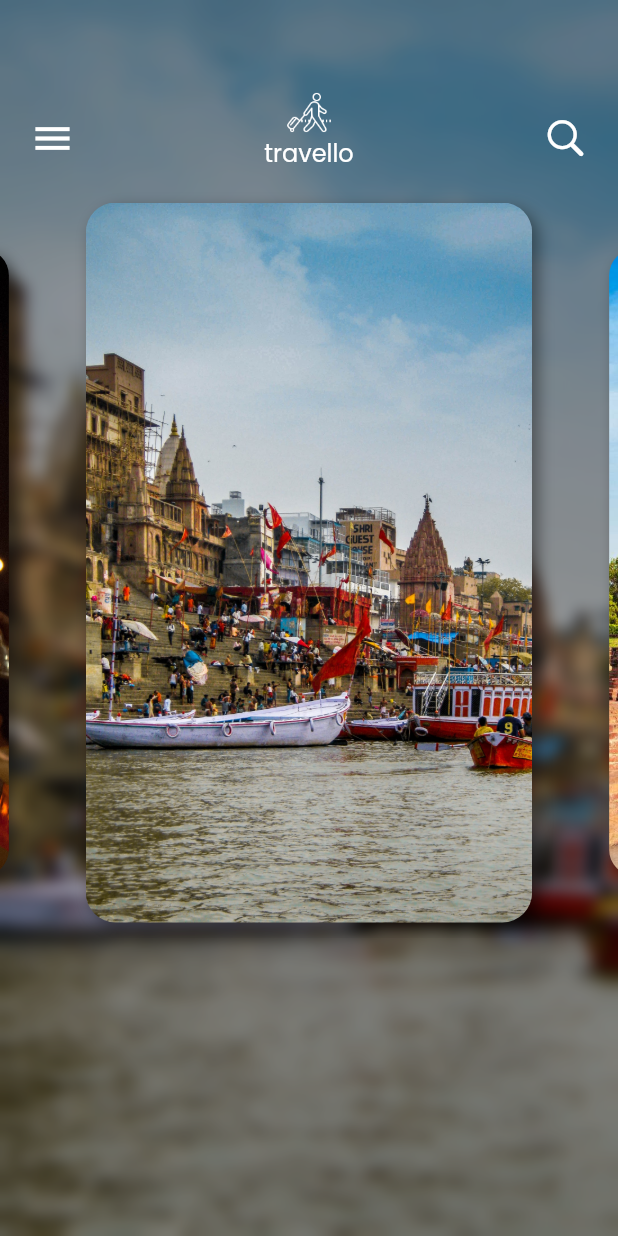
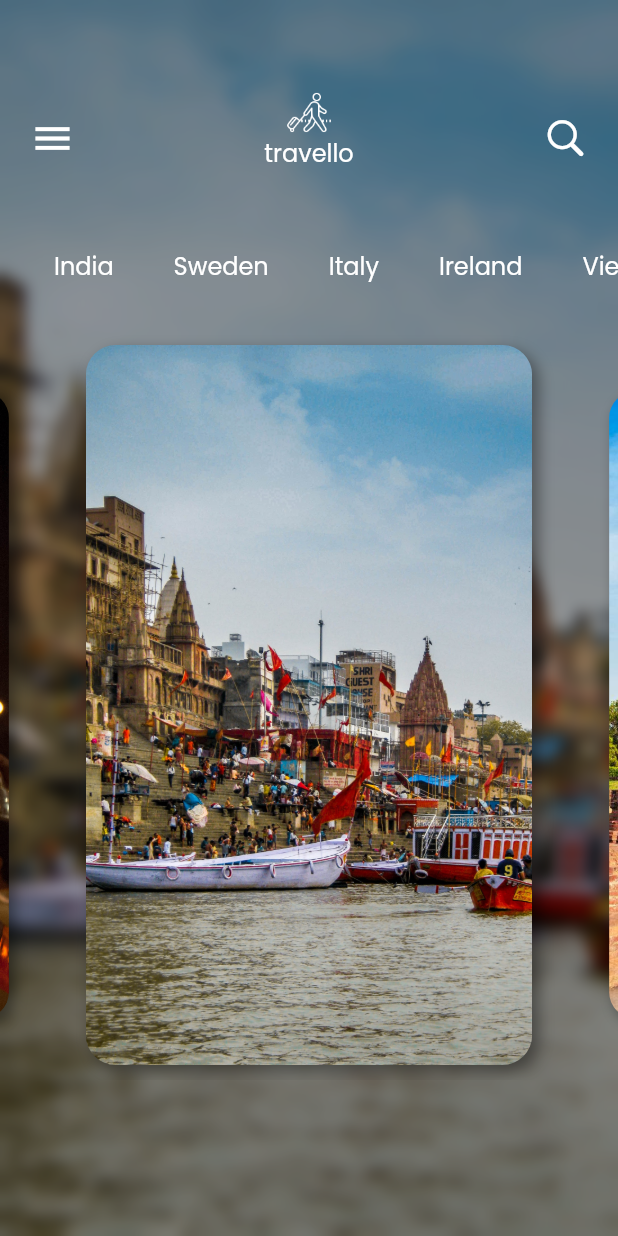
Before and after one commit to aman1210/FlutterUIChallenge, a Flutter app: the screen it shows after launch, on a phone screen of 412 x 824 dp. Run offline on Flutter 3.47's test engine with Material 2 defaults, Android fonts, the phone set to English and light mode, and no system bars; drawn by our look-alikes of carousel_slider; our stand-ins replace line_awesome_icons, simple_animations.

Commit message:
adding appBar

```diff
--- a/Travel App/lib/Screens/homepage.dart
+++ b/Travel App/lib/Screens/homepage.dart
@@ -5,6 +5,7 @@ import 'package:flutter/cupertino.dart';
 import 'package:flutter/material.dart';
 import 'package:flutter/rendering.dart';
 import 'package:travel_app/widgets/background.dart';
+import 'package:travel_app/widgets/homescreenAppBar.dart';
 
 class HomePage extends StatefulWidget {
   @override
@@ -21,6 +22,14 @@ class _HomePageState extends State<HomePage> {
     'assets/images/varanasi4.jpg',
     'assets/images/varanasi5.jpg',
   ];
+
+  List<String> countries = [
+    "India",
+    "Sweden",
+    "Italy",
+    "Ireland",
+    "Vietnam",
+  ];
   @override
   Widget build(BuildContext context) {
     var size = MediaQuery.of(context).size;
@@ -33,41 +42,18 @@ class _HomePageState extends State<HomePage> {
           ),
           Column(
             children: [
+              HomeScreenAppBar(),
               Container(
-                margin: const EdgeInsets.only(top: 60, left: 20, right: 20),
+                padding: const EdgeInsets.symmetric(vertical: 10),
+                margin: const EdgeInsets.only(left: 16),
+                width: size.width,
                 height: 65,
-                child: Row(
-                  mainAxisAlignment: MainAxisAlignment.spaceBetween,
-                  crossAxisAlignment: CrossAxisAlignment.center,
-                  children: [
-                    Icon(
-                      Icons.menu,
-                      color: Colors.white,
-                      size: 30,
-                    ),
-                    Column(
-                      // mainAxisAlignment: MainAxisAlignment.spaceBetween,
-                      crossAxisAlignment: CrossAxisAlignment.center,
-                      children: [
-                        Image.asset(
-                          'assets/images/icon.png',
-                          height: 30,
-                        ),
-                        Text(
-                          'travello',
-                          style: TextStyle(
-                              fontSize: 16,
-                              color: Colors.white,
-                              fontFamily: 'Poppins'),
-                        )
-                      ],
-                    ),
-                    Icon(
-                      CupertinoIcons.search,
-                      size: 30,
-                      color: Colors.white,
-                    ),
-                  ],
+                child: ListView.builder(
+                  scrollDirection: Axis.horizontal,
+                  itemBuilder: (context, index) {
+                    return buildCountry(countries[index]);
+                  },
+                  itemCount: countries.length,
                 ),
               ),
               CarouselSlider.builder(
@@ -113,4 +99,15 @@ class _HomePageState extends State<HomePage> {
       ),
     );
   }
+
+  Padding buildCountry(String name) {
+    return Padding(
+      padding: const EdgeInsets.symmetric(horizontal: 20.0),
+      child: Text(
+        name,
+        style:
+            TextStyle(fontSize: 16, color: Colors.white, fontFamily: 'Poppins'),
+      ),
+    );
+  }
 }
--- /dev/null
+++ b/Travel App/lib/widgets/homescreenAppBar.dart
@@ -0,0 +1,42 @@
+import 'package:flutter/cupertino.dart';
+import 'package:flutter/material.dart';
+
+class HomeScreenAppBar extends StatelessWidget {
+  @override
+  Widget build(BuildContext context) {
+    return Container(
+      margin: const EdgeInsets.only(top: 60, left: 20, right: 20, bottom: 30),
+      height: 65,
+      child: Row(
+        mainAxisAlignment: MainAxisAlignment.spaceBetween,
+        crossAxisAlignment: CrossAxisAlignment.center,
+        children: [
+          Icon(
+            Icons.menu,
+            color: Colors.white,
+            size: 30,
+          ),
+          Column(
+            crossAxisAlignment: CrossAxisAlignment.center,
+            children: [
+              Image.asset(
+                'assets/images/icon.png',
+                height: 30,
+              ),
+              Text(
+                'travello',
+                style: TextStyle(
+                    fontSize: 16, color: Colors.white, fontFamily: 'Poppins'),
+              )
+            ],
+          ),
+          Icon(
+            CupertinoIcons.search,
+            size: 30,
+            color: Colors.white,
+          ),
+        ],
+      ),
+    );
+  }
+}
```
